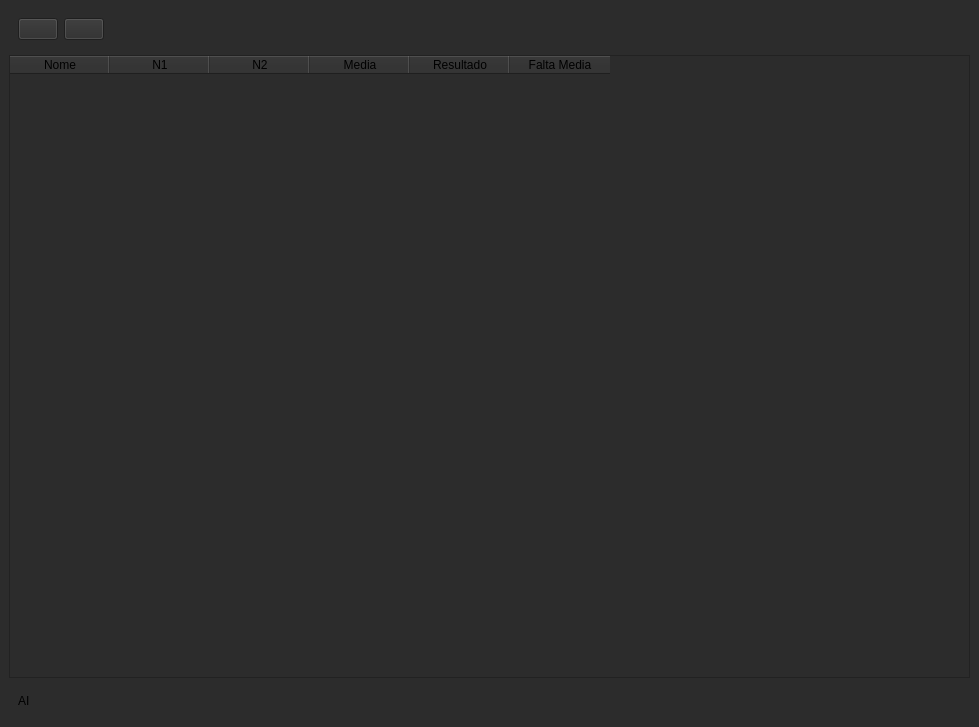
Old version of the form _windows_.ui in the repository KoTzJr/puc-grade-calculator.
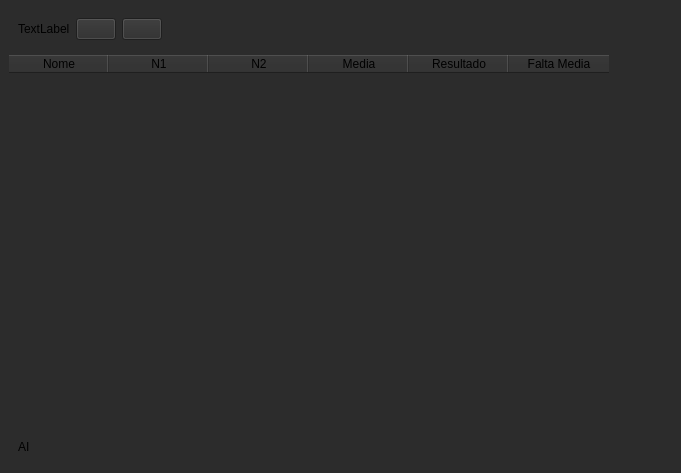
New version of the form.

Commit message: Add new UI styles, images, and update logic

Patch:
```diff
--- a/_windows_.ui
+++ b/_windows_.ui
@@ -6,10 +6,22 @@
    <rect>
     <x>0</x>
     <y>0</y>
-    <width>979</width>
-    <height>727</height>
+    <width>681</width>
+    <height>473</height>
    </rect>
   </property>
+  <property name="minimumSize">
+   <size>
+    <width>681</width>
+    <height>473</height>
+   </size>
+  </property>
+  <property name="maximumSize">
+   <size>
+    <width>681</width>
+    <height>473</height>
+   </size>
+  </property>
   <property name="windowTitle">
    <string>_windows_</string>
   </property>
@@ -27,14 +39,24 @@
        <enum>QFrame::Shadow::Raised</enum>
       </property>
       <layout class="QHBoxLayout" name="horizontalLayout">
+       <item>
+        <widget class="QLabel" name="label_2">
+         <property name="text">
+          <string>TextLabel</string>
+         </property>
+        </widget>
+       </item>
        <item>
         <widget class="QPushButton" name="btn_add">
-         <property name="styleSheet">
-          <string notr="true"> </string>
-         </property>
          <property name="text">
           <string/>
          </property>
+         <property name="iconSize">
+          <size>
+           <width>36</width>
+           <height>36</height>
+          </size>
+         </property>
         </widget>
        </item>
        <item>
@@ -56,8 +78,20 @@
 </string>
       </property>
       <property name="frameShape">
-       <enum>QFrame::Shape::StyledPanel</enum>
+       <enum>QFrame::Shape::NoFrame</enum>
       </property>
+      <property name="horizontalScrollBarPolicy">
+       <enum>Qt::ScrollBarPolicy::ScrollBarAlwaysOff</enum>
+      </property>
+      <property name="selectionMode">
+       <enum>QAbstractItemView::SelectionMode::MultiSelection</enum>
+      </property>
+      <property name="gridStyle">
+       <enum>Qt::PenStyle::NoPen</enum>
+      </property>
+      <attribute name="verticalHeaderVisible">
+       <bool>true</bool>
+      </attribute>
       <column>
        <property name="text">
         <string>Nome</string>
```
Left out of the diff: 2 changed lines with no effect on the pictures. The commit also changes 16 other files.
